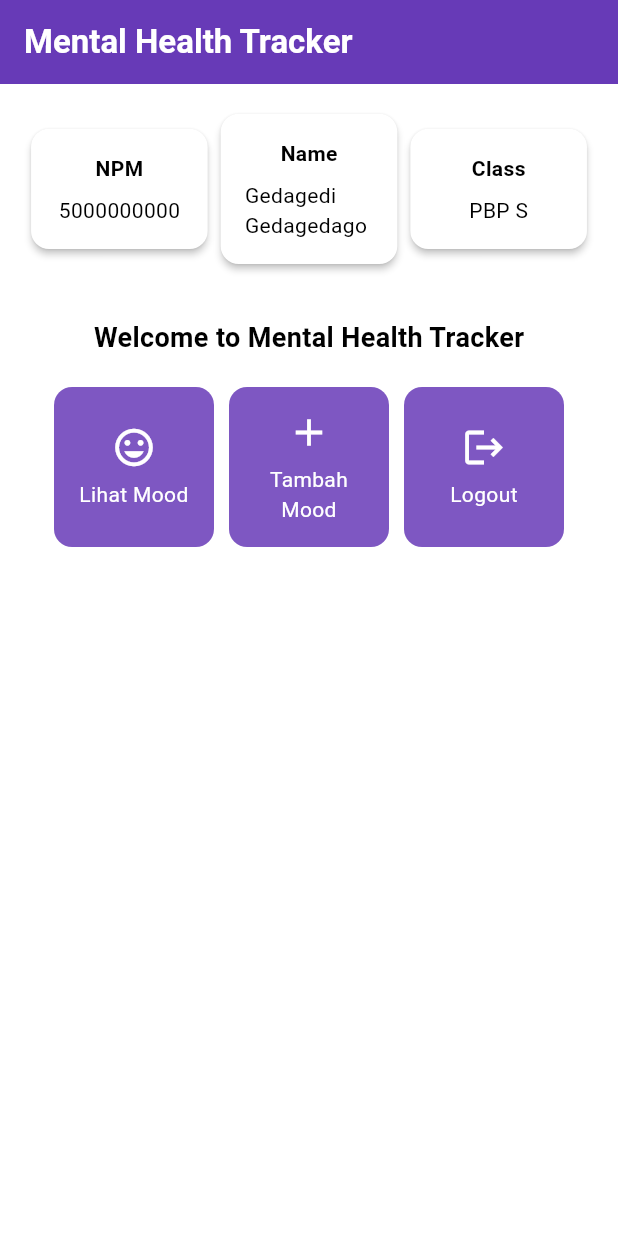
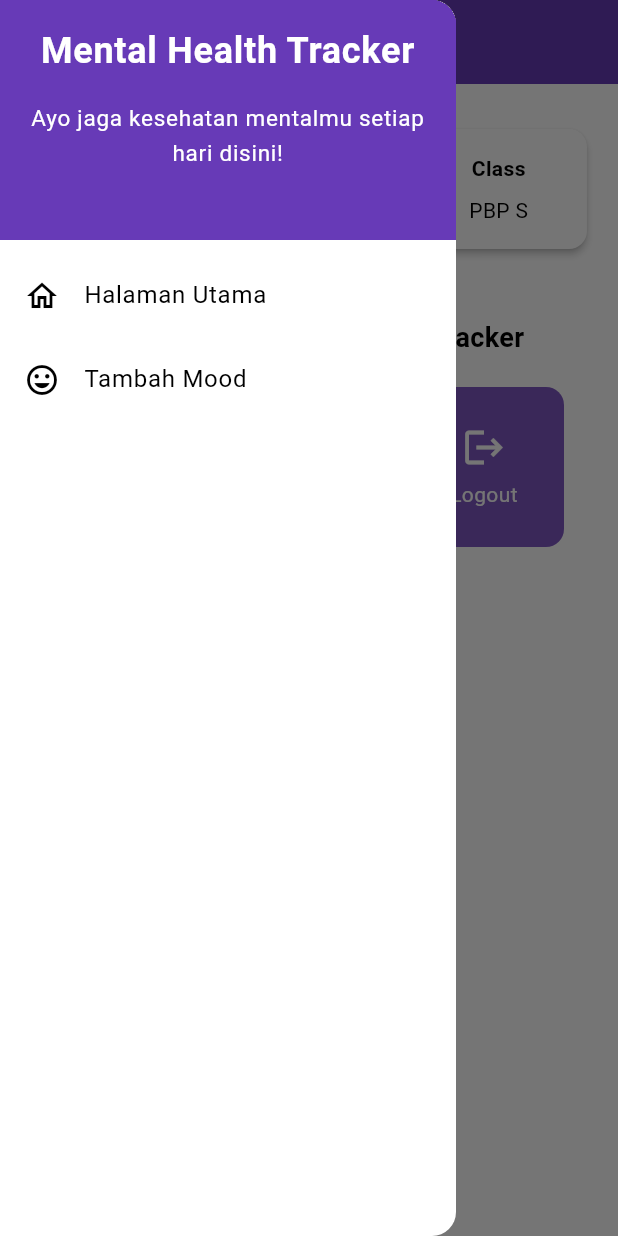
Before and after one commit to mansizsultan/mental-health-tracker-mobile, a Flutter app: the screen it shows after launch, with the side drawer open (before the commit the screen has no drawer), on a phone screen of 412 x 824 dp. Run offline on Flutter 3.47's test engine with Material 3 defaults, Android fonts, the phone set to English and light mode, and no system bars.

Commit message:
FINISH tutorial 7

```diff
--- a/lib/main.dart
+++ b/lib/main.dart
@@ -1,5 +1,5 @@
 import 'package:flutter/material.dart';
-import 'package:mental_health_tracker/menu.dart';
+import 'package:mental_health_tracker/screens/menu.dart';
 
 void main() {
   runApp(const MyApp());
--- a/lib/menu.dart
+++ b/lib/screens/menu.dart
@@ -1,4 +1,6 @@
 import 'package:flutter/material.dart';
+import 'package:mental_health_tracker/widgets/left_drawer.dart';
+import 'package:mental_health_tracker/widgets/mood_card.dart';
 
 class MyHomePage extends StatelessWidget {
   final String npm = '5000000000'; // NPM
@@ -29,7 +31,9 @@ class MyHomePage extends StatelessWidget {
         ),
         // Warna latar belakang AppBar diambil dari skema warna tema aplikasi.
         backgroundColor: Theme.of(context).colorScheme.primary,
+        iconTheme: const IconThemeData(color: Colors.white),
       ),
+      drawer: const LeftDrawer(),
       // Body halaman dengan padding di sekelilingnya.
       body: Padding(
         padding: const EdgeInsets.all(16.0),
@@ -93,14 +97,6 @@ class MyHomePage extends StatelessWidget {
   }
 }
 
-class ItemHomepage {
-  final String name;
-  final IconData icon;
-
-  ItemHomepage(this.name, this.icon);
-}
-
-
 class InfoCard extends StatelessWidget {
   // Kartu informasi yang menampilkan title dan content.
 
@@ -133,58 +129,3 @@ class InfoCard extends StatelessWidget {
     );
   }
 }
-
-
-class ItemCard extends StatelessWidget {
-  // Menampilkan kartu dengan ikon dan nama.
-
-  final ItemHomepage item;
-
-  const ItemCard(this.item, {super.key});
-
-  @override
-  Widget build(BuildContext context) {
-    return Material(
-      // Menentukan warna latar belakang dari tema aplikasi.
-      color: Theme.of(context).colorScheme.secondary,
-      // Membuat sudut kartu melengkung.
-      borderRadius: BorderRadius.circular(12),
-
-      child: InkWell(
-        // Aksi ketika kartu ditekan.
-        onTap: () {
-          // Menampilkan pesan SnackBar saat kartu ditekan.
-          ScaffoldMessenger.of(context)
-            ..hideCurrentSnackBar()
-            ..showSnackBar(
-              SnackBar(content: Text("Kamu telah menekan tombol ${item.name}!"))
-            );
-        },
-        // Container untuk menyimpan Icon dan Text
-        child: Container(
-          padding: const EdgeInsets.all(8),
-          child: Center(
-            child: Column(
-              // Menyusun ikon dan teks di tengah kartu.
-              mainAxisAlignment: MainAxisAlignment.center,
-              children: [
-                Icon(
-                  item.icon,
-                  color: Colors.white,
-                  size: 30.0,
-                ),
-                const Padding(padding: EdgeInsets.all(3)),
-                Text(
-                  item.name,
-                  textAlign: TextAlign.center,
-                  style: const TextStyle(color: Colors.white),
-                ),
-              ],
-            ),
-          ),
-        ),
-      ),
-    );
-  }
-
-}
--- /dev/null
+++ b/lib/widgets/left_drawer.dart
@@ -0,0 +1,69 @@
+import 'package:flutter/material.dart';
+import 'package:mental_health_tracker/screens/menu.dart';
+import 'package:mental_health_tracker/screens/moodentry_form.dart';
+
+class LeftDrawer extends StatelessWidget {
+  const LeftDrawer({super.key});
+
+  @override
+  Widget build(BuildContext context) {
+    return Drawer(
+      child: ListView(
+        children: [
+          DrawerHeader(
+            decoration: BoxDecoration(
+              color: Theme.of(context).colorScheme.primary,
+            ),
+            child: const Column(
+              children: [
+                Text(
+                  'Mental Health Tracker',
+                  textAlign: TextAlign.center,
+                  style: TextStyle(
+                    fontSize: 24,
+                    fontWeight: FontWeight.bold,
+                    color: Colors.white,
+                  ),
+                ),
+                Padding(padding: EdgeInsets.all(8)),
+                Text(
+                  "Ayo jaga kesehatan mentalmu setiap hari disini!",
+                  textAlign: TextAlign.center,
+                  style: TextStyle(
+                    fontSize: 15,
+                    color: Colors.white,
+                    fontWeight: FontWeight.normal,
+                  ),
+                )
+              ],
+            ),
+          ),
+          ListTile(
+            leading: const Icon(Icons.home_outlined),
+            title: const Text('Halaman Utama'),
+            // Bagian redirection ke MyHomePage
+            onTap: () {
+              Navigator.pushReplacement(
+                  context,
+                  MaterialPageRoute(
+                    builder: (context) => MyHomePage(),
+                  ));
+            },
+          ),
+          ListTile(
+            leading: const Icon(Icons.mood),
+            title: const Text('Tambah Mood'),
+            // Bagian redirection ke MoodEntryFormPage
+            onTap: () {
+              Navigator.pushReplacement(
+                context,
+                MaterialPageRoute(
+                  builder: (context) => MoodEntryFormPage(),
+              ));
+            },
+          ),
+        ],
+      ),
+    );
+  }
+}
--- /dev/null
+++ b/lib/widgets/mood_card.dart
@@ -0,0 +1,68 @@
+import 'package:flutter/material.dart';
+import 'package:mental_health_tracker/screens/moodentry_form.dart';
+
+class ItemHomepage {
+  final String name;
+  final IconData icon;
+
+  ItemHomepage(this.name, this.icon);
+}
+
+class ItemCard extends StatelessWidget {
+  final ItemHomepage item;
+
+  const ItemCard(this.item, {super.key});
+
+  @override
+  Widget build(BuildContext context) {
+    return Material(
+      color: Theme.of(context).colorScheme.secondary,
+      borderRadius: BorderRadius.circular(12),
+      child: InkWell(
+        // Area responsif terhadap sentuhan
+        onTap: () {
+          // Memunculkan SnackBar ketika diklik
+          ScaffoldMessenger.of(context)
+            ..hideCurrentSnackBar()
+            ..showSnackBar(SnackBar(
+                content: Text("You have pressed the ${item.name} button!")));
+
+          // Navigate ke route yang sesuai (tergantung jenis tombol)
+          if (item.name == "Add Mood") {
+            Navigator.push(
+              context,
+              MaterialPageRoute(
+                builder: (context) => const MoodEntryFormPage(),
+              ),
+            );
+          } else if (item.name == "View Mood") {
+
+          } else if (item.name == "Logout") {
+
+          }
+        },
+        child: Container(
+          padding: const EdgeInsets.all(8),
+          child: Center(
+            child: Column(
+              mainAxisAlignment: MainAxisAlignment.center,
+              children: [
+                Icon(
+                  item.icon,
+                  color: Colors.white,
+                  size: 30.0,
+                ),
+                const Padding(padding: EdgeInsets.all(3)),
+                Text(
+                  item.name,
+                  textAlign: TextAlign.center,
+                  style: const TextStyle(color: Colors.white),
+                ),
+              ],
+            ),
+          ),
+        ),
+      ),
+    );
+  }
+}
```
Also changed, not shown: lib/screens/moodentry_form.dart (added, +160 -0 lines).
